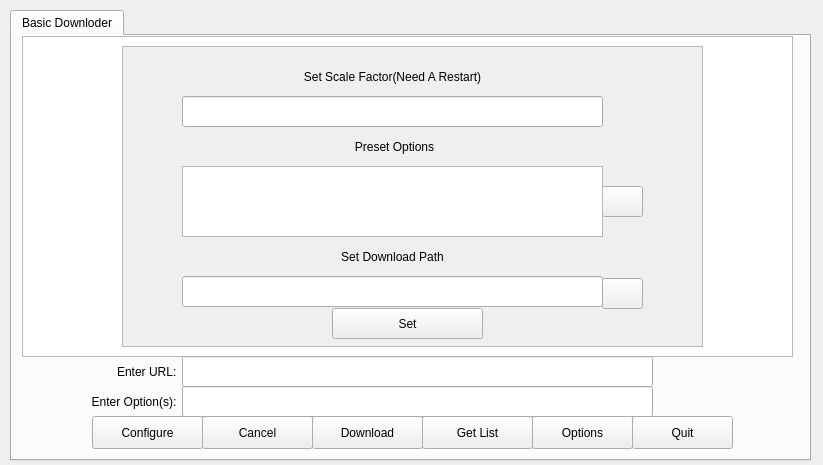
Before: the Qt Designer form src/mainwindow.ui in mhogomchungu/media-downloader, drawn with Qt 5.
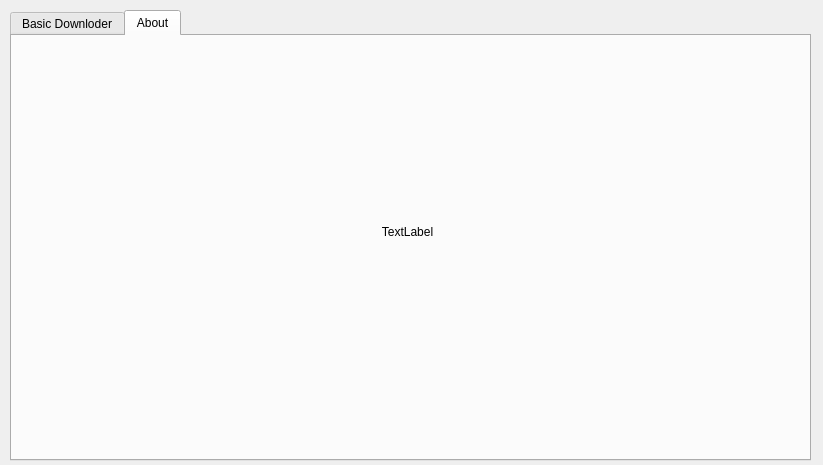
After: the same form once the commit is applied.

Commit message: add about tab

Patch:
```diff
--- a/src/mainwindow.ui
+++ b/src/mainwindow.ui
@@ -24,7 +24,7 @@
      </rect>
     </property>
     <property name="currentIndex">
-     <number>0</number>
+     <number>1</number>
     </property>
     <widget class="QWidget" name="tab">
      <attribute name="title">
@@ -316,6 +316,30 @@
       </property>
      </widget>
     </widget>
+    <widget class="QWidget" name="tabAbout">
+     <attribute name="title">
+      <string>About</string>
+     </attribute>
+     <widget class="QLabel" name="TextLabelAbout">
+      <property name="geometry">
+       <rect>
+        <x>110</x>
+        <y>50</y>
+        <width>571</width>
+        <height>291</height>
+       </rect>
+      </property>
+      <property name="text">
+       <string>TextLabel</string>
+      </property>
+      <property name="alignment">
+       <set>Qt::AlignCenter</set>
+      </property>
+      <property name="wordWrap">
+       <bool>true</bool>
+      </property>
+     </widget>
+    </widget>
    </widget>
   </widget>
  </widget>
```
Left out of the diff: 2 changed lines with no effect on the pictures. The commit also changes 7 other files.
